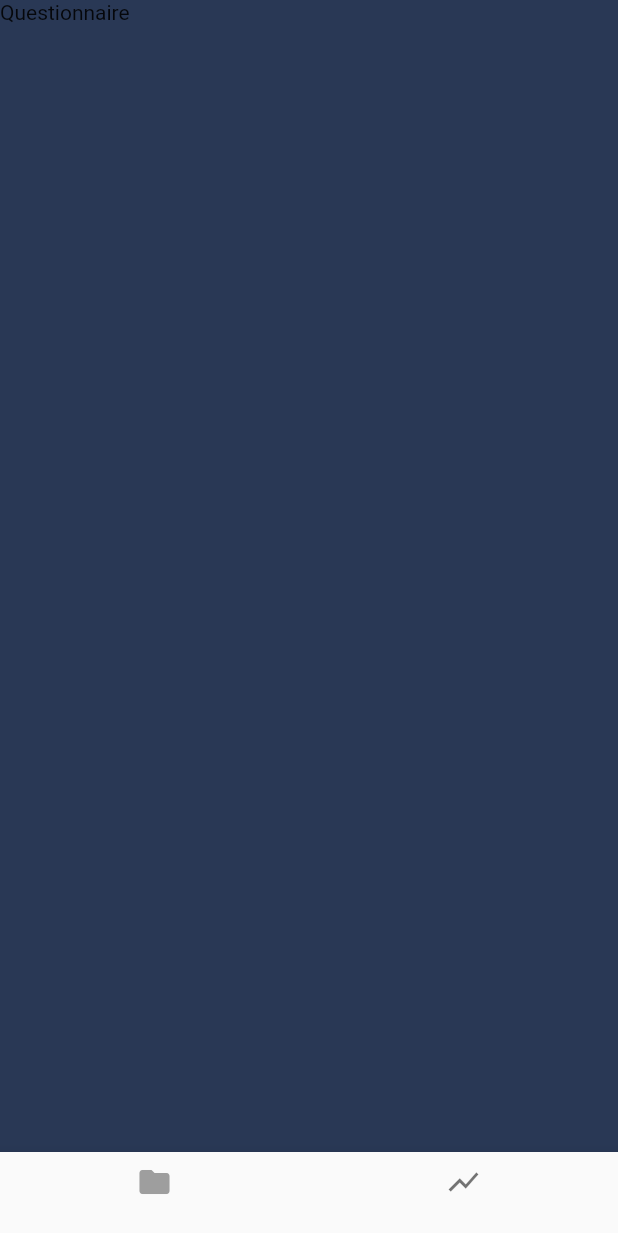
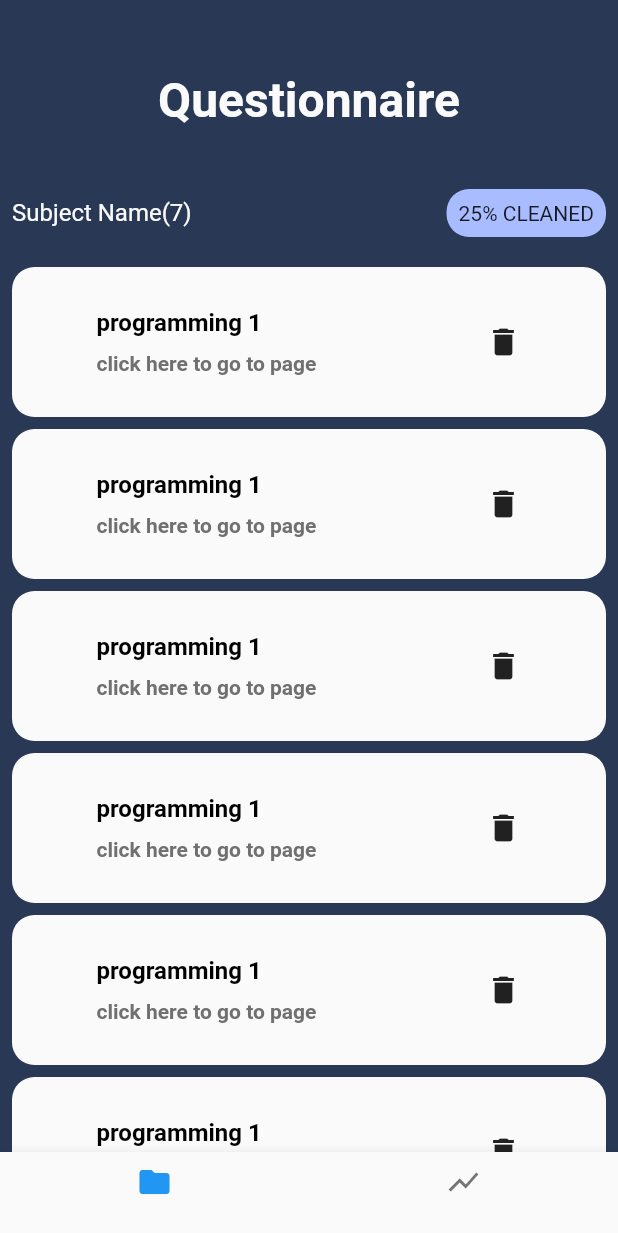
Before and after one commit to AmmarAgeeza/Faculty_Project, a Flutter app: the screen it shows after launch, on a phone screen of 412 x 824 dp. Shown: the top 1233 px of the screen. Run offline on Flutter 3.47's test engine with Material 2 defaults, Android fonts, the phone set to English and light mode, and no system bars; our stand-ins replace bloc, flutter_bloc; Roboto replaces fonts that are missing (Montserrat).

Commit message:
added questionnaire page

```diff
--- a/lib/layout/home_page.dart
+++ b/lib/layout/home_page.dart
@@ -16,11 +16,12 @@ class HomePage extends StatelessWidget {
             return Scaffold(
               body: cubit.screens[cubit.currentIndex],
               bottomNavigationBar: BottomNavigationBar(
+                currentIndex: cubit.currentIndex,
                 onTap: (index){
                   cubit.changeCurrentPage(index);
                 },
                 items: const [
-                  BottomNavigationBarItem(icon: Icon(Icons.folder,color: Colors.grey,),label: ''),
+                  BottomNavigationBarItem(icon: Icon(Icons.folder,),label: ''),
                   BottomNavigationBarItem(icon: Icon(Icons.show_chart),label: ''),
                 ],
               ),
--- a/lib/main.dart
+++ b/lib/main.dart
@@ -1,12 +1,10 @@
 import 'package:bloc/bloc.dart';
 import 'package:faculty_project/layout/home_page.dart';
-import 'package:faculty_project/screens/splash_screen.dart';
 import 'package:flutter/material.dart';
 
-import 'shared/constants/constants.dart';
 import 'shared/cubit/bloc_observer.dart';
-import 'shared/styles/colors_manager.dart';
 import 'shared/styles/strings_manager.dart';
+import 'shared/styles/theme_manager.dart';
 
 void main() {
   Bloc.observer = MyBlocObserver();
@@ -21,9 +19,7 @@ class MyApp extends StatelessWidget {
   Widget build(BuildContext context) {
     return MaterialApp(
       title: AppStrings.appTitle,
-      theme: ThemeData(
-        scaffoldBackgroundColor: ColorManager.primary,
-      ),
+      theme: getAppTheme(),
       home: const HomePage(),
     );
   }
--- a/lib/screens/questionnaire_screen.dart
+++ b/lib/screens/questionnaire_screen.dart
@@ -1,10 +1,53 @@
 import 'package:flutter/material.dart';
+
+import '../shared/components/subject_item.dart';
+import '../shared/styles/colors_manager.dart';
 
 class QuestionnaireScreen extends StatelessWidget {
   const QuestionnaireScreen({Key? key}) : super(key: key);
 
   @override
   Widget build(BuildContext context) {
-    return Scaffold(body: Text('Questionnaire'),);
+    return Scaffold(
+      body: SafeArea(
+        child: Padding(
+          padding: const EdgeInsets.only(top: 8,left: 8,right: 8,),
+          child: Column(
+            children: [
+              const SizedBox(
+                height: 40,
+              ),
+              Text('Questionnaire',style: Theme.of(context).textTheme.headlineLarge,),
+              const SizedBox(
+                height: 40,
+              ),
+              Row(
+                mainAxisAlignment: MainAxisAlignment.spaceBetween,
+                children: [
+                  Text('Subject Name(7)',style: Theme.of(context).textTheme.bodyLarge,),
+              Container(
+                padding: const EdgeInsets.all(8),
+                decoration: BoxDecoration(
+                  color: ColorManager.blueGrey,
+                  borderRadius: BorderRadius.circular(15)
+                ),
+                child: const Center(
+                  child: Text('25% CLEANED'),
+                ),
+              )
+                ],
+              ),
+              const SizedBox(height: 20,),
+              Expanded(
+                child: ListView.builder(itemBuilder: (context,index){
+                  return const SubjectItem();
+                },
+                itemCount: 10,),
+              ),
+            ],
+          ),
+        ),
+      ),
+    );
   }
 }
--- /dev/null
+++ b/lib/shared/components/subject_item.dart
@@ -0,0 +1,45 @@
+import 'package:flutter/material.dart';
+
+import '../styles/colors_manager.dart';
+
+class SubjectItem extends StatelessWidget {
+  const SubjectItem({Key? key}) : super(key: key);
+
+  @override
+  Widget build(BuildContext context) {
+    return Padding(
+      padding: const EdgeInsets.only(bottom: 8),
+      child: Container(
+        height: 100,
+        width: double.infinity,
+        decoration: BoxDecoration(
+          color: ColorManager.white,
+          borderRadius: BorderRadius.circular(15),
+        ),
+        child: Row(
+          mainAxisAlignment: MainAxisAlignment.spaceAround,
+          children: [
+            Column(
+              mainAxisAlignment: MainAxisAlignment.center,
+              crossAxisAlignment: CrossAxisAlignment.start,
+              children: [
+                Text(
+                  'programming 1',
+                  style: Theme.of(context).textTheme.headlineMedium,
+                ),
+                const SizedBox(
+                  height: 10,
+                ),
+                Text(
+                  'click here to go to page',
+                  style: Theme.of(context).textTheme.titleMedium,
+                ),
+              ],
+            ),
+            const Icon(Icons.delete)
+          ],
+        ),
+      ),
+    );
+  }
+}
--- a/lib/shared/styles/colors_manager.dart
+++ b/lib/shared/styles/colors_manager.dart
@@ -2,14 +2,17 @@ import 'package:flutter/material.dart';
 
 class ColorManager {
   static Color primary = const Color(0xff293855);
+  static Color blueGrey = const Color(0xffA8BCFF);
   static Color darkGrey = const Color(0xff525252);
   static Color grey = const Color(0xff737477);
   static Color lightGrey = const Color(0xff9E9E9E);
+  static Color black = const Color(0xff000000);
+  static Color subTitle = const Color(0xff707070);
 
   static Color darkPrimary = const Color(0xffd17d11);
   static Color lightPrimary = const Color(0xCCd17d11);
   static Color grey1 = const Color(0xff707070);
   static Color grey2 = const Color(0xff797979);
-  static Color white = const Color(0xffFFFFFF);
+  static Color white = const Color(0xffFAFAFA);
   static Color error = const Color(0xffe61f34);
 }
--- a/lib/shared/styles/fonts_manager.dart
+++ b/lib/shared/styles/fonts_manager.dart
@@ -19,4 +19,5 @@ class FontSize {
   static const double s17 = 17.0;
   static const double s20 = 20.0;
   static const double s22 = 22.0;
+  static const double s32 = 32.0;
 }
--- a/lib/shared/styles/styles_manager.dart
+++ b/lib/shared/styles/styles_manager.dart
@@ -5,6 +5,7 @@ import 'fonts_manager.dart';
 TextStyle _getTextStyle(FontWeight fontWeight, double fontSize, Color color) {
   return TextStyle(
     fontWeight: fontWeight,
+
     fontFamily: FontConstants.fontFamily,
     color: color,
     fontSize: fontSize,
@@ -13,25 +14,25 @@ TextStyle _getTextStyle(FontWeight fontWeight, double fontSize, Color color) {
 
 //bold style
 
-TextStyle getBoldStyle({double fontSize = FontSize.s12, required Color color}) {
+TextStyle getBoldStyle({double fontSize = FontSize.s32, required Color color}) {
   return _getTextStyle(FontWeightManager.bold, fontSize, color);
 }
 //semiBold style
 
 TextStyle getSemiBoldStyle(
-    {double fontSize = FontSize.s12, required Color color}) {
+    {double fontSize = FontSize.s16, required Color color}) {
   return _getTextStyle(FontWeightManager.semiBold, fontSize, color);
 }
 //medium style
 
 TextStyle getMediumStyle(
-    {double fontSize = FontSize.s12, required Color color}) {
+    {double fontSize = FontSize.s14, required Color color}) {
   return _getTextStyle(FontWeightManager.medium, fontSize, color);
 }
 //regular style
 
 TextStyle getRegularStyle(
-    {double fontSize = FontSize.s12, required Color color}) {
+    {double fontSize = FontSize.s16, required Color color}) {
   return _getTextStyle(FontWeightManager.regular, fontSize, color);
 }
 //light style
@@ -40,3 +41,7 @@ TextStyle getLightStyle(
     {double fontSize = FontSize.s12, required Color color}) {
   return _getTextStyle(FontWeightManager.light, fontSize, color);
 }
+TextStyle getSubTitleStyle(
+    {double fontSize = FontSize.s14, required Color color}) {
+  return _getTextStyle(FontWeightManager.semiBold, fontSize, color,);
+}
--- a/lib/shared/styles/theme_manager.dart
+++ b/lib/shared/styles/theme_manager.dart
@@ -1,4 +1,3 @@
-
 import 'package:flutter/material.dart';
 
 import 'colors_manager.dart';
@@ -13,6 +12,7 @@ ThemeData getAppTheme() {
     primaryColorDark: ColorManager.darkPrimary,
     primaryColorLight: ColorManager.lightPrimary,
     disabledColor: ColorManager.grey1,
+    scaffoldBackgroundColor: ColorManager.primary,
 
     // cardView
     cardTheme: CardTheme(
@@ -55,15 +55,10 @@ ThemeData getAppTheme() {
     ),
     // text theme
     textTheme: TextTheme(
-        displayLarge:
-        getLightStyle(color: ColorManager.darkGrey, fontSize: FontSize.s16),
-        headlineLarge: getSemiBoldStyle(
-            color: ColorManager.darkGrey, fontSize: FontSize.s16),
-        headlineMedium: getRegularStyle(
-            color: ColorManager.darkGrey, fontSize: FontSize.s14),
-        titleMedium: getMediumStyle(
-            color: ColorManager.primary, fontSize: FontSize.s16),
-        bodyLarge: getRegularStyle(color: ColorManager.grey1),
+        headlineLarge: getBoldStyle(color: ColorManager.white),
+        headlineMedium: getSemiBoldStyle(color: ColorManager.black),
+        titleMedium: getSubTitleStyle(color: ColorManager.subTitle),
+        bodyLarge: getRegularStyle(color: ColorManager.white),
         bodySmall: getRegularStyle(color: ColorManager.grey)),
     //input decoration theme
     inputDecorationTheme: InputDecorationTheme(
@@ -71,17 +66,17 @@ ThemeData getAppTheme() {
       contentPadding: const EdgeInsets.all(AppPadding.p8),
       // hint style
       hintStyle:
-      getRegularStyle(color: ColorManager.grey, fontSize: FontSize.s14),
+          getRegularStyle(color: ColorManager.grey, fontSize: FontSize.s14),
       // hint style
       labelStyle:
-      getMediumStyle(color: ColorManager.grey, fontSize: FontSize.s14),
+          getMediumStyle(color: ColorManager.grey, fontSize: FontSize.s14),
       // error style
       errorStyle: getRegularStyle(color: ColorManager.error),
 
       // enabled border style
       enabledBorder: OutlineInputBorder(
         borderSide:
-        BorderSide(color: ColorManager.primary, width: AppSize.s1_5),
+            BorderSide(color: ColorManager.primary, width: AppSize.s1_5),
         borderRadius: const BorderRadius.all(
           Radius.circular(AppSize.s8),
         ),
@@ -95,12 +90,12 @@ ThemeData getAppTheme() {
       // error border style
       errorBorder: OutlineInputBorder(
           borderSide:
-          BorderSide(color: ColorManager.error, width: AppSize.s1_5),
+              BorderSide(color: ColorManager.error, width: AppSize.s1_5),
           borderRadius: const BorderRadius.all(Radius.circular(AppSize.s8))),
       // focused border style
       focusedErrorBorder: OutlineInputBorder(
         borderSide:
-        BorderSide(color: ColorManager.primary, width: AppSize.s1_5),
+            BorderSide(color: ColorManager.primary, width: AppSize.s1_5),
         borderRadius: const BorderRadius.all(
           Radius.circular(AppSize.s8),
         ),
```
